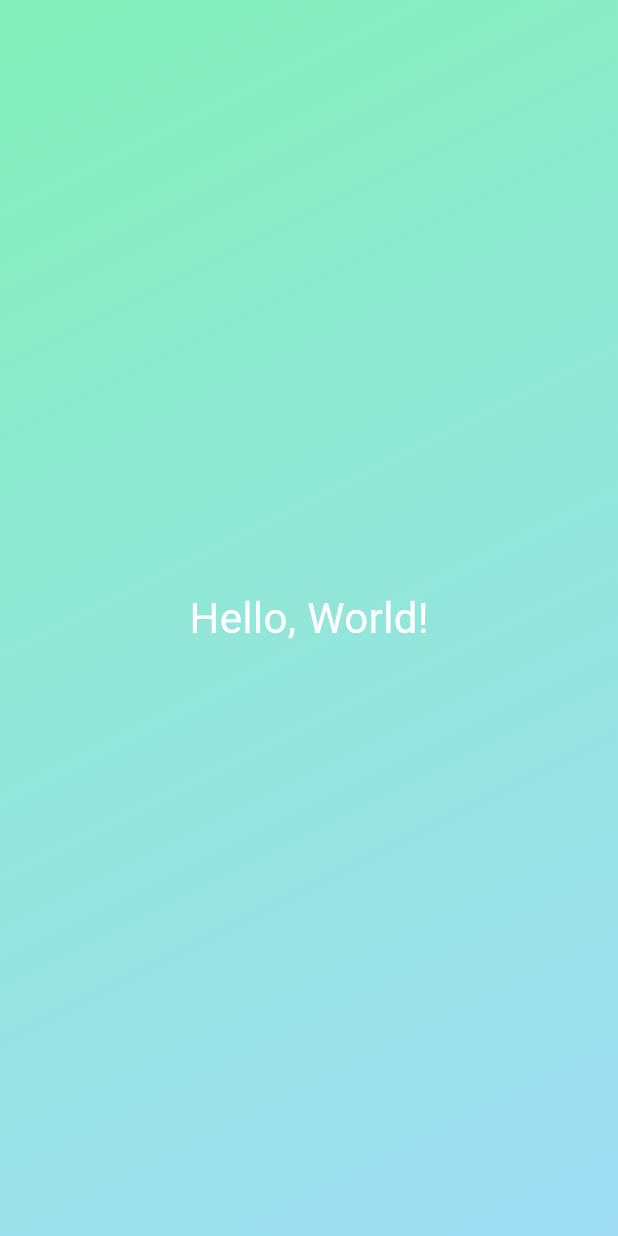
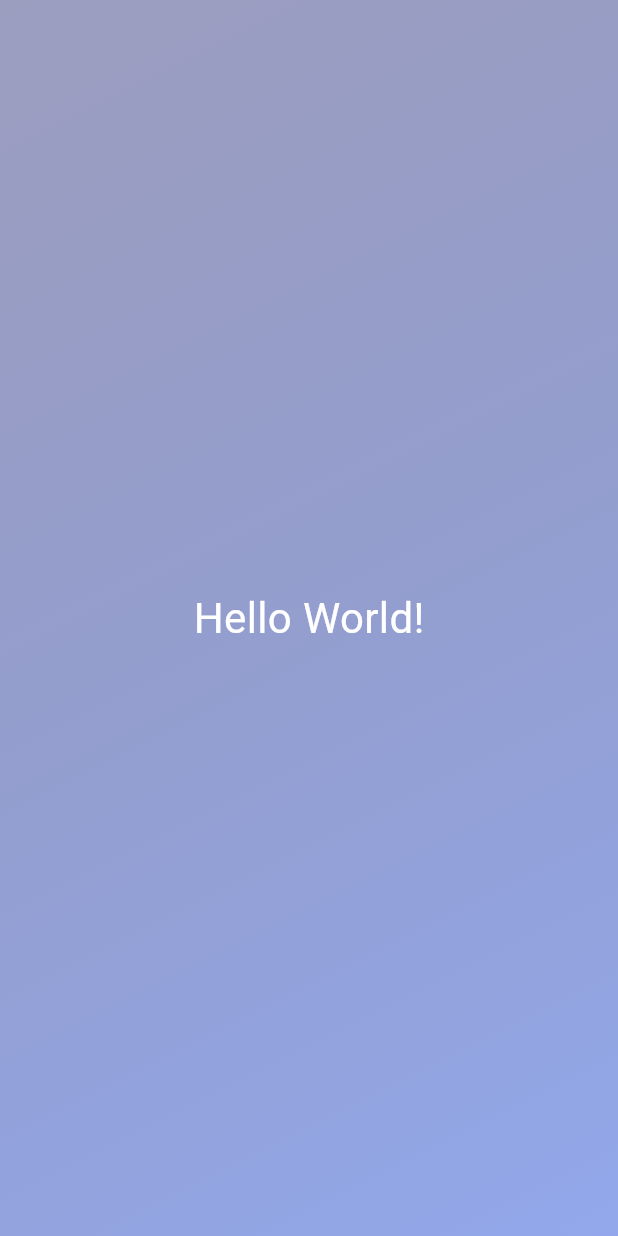
Before and after one commit to ayanesato/flutter_projects, a Flutter app: the screen it shows after launch, on a phone screen of 412 x 824 dp. Run offline on Flutter 3.47's test engine with Material 3 defaults, Android fonts, the light colour scheme and no system bars.

Commit message:
43まで

```diff
--- a/first_app/lib/gradient_container.dart
+++ b/first_app/lib/gradient_container.dart
@@ -1,23 +1,54 @@
 import 'package:flutter/material.dart';
 import 'package:first_app/styled_text.dart';
 
+const startAlignment = Alignment.topLeft;
+const endAlignment = Alignment.bottomRight;
+
 class GradientContainer extends StatelessWidget {
-  const GradientContainer({super.key});
+  const GradientContainer(this.color1, this.color2, {super.key});
+
+  final Color color1;
+  final Color color2;
+
+  @override
+  Widget build(context) {
+    return Container(
+        decoration: BoxDecoration(
+            gradient: LinearGradient(
+              colors: [color1, color2],
+              begin: startAlignment,
+              end: endAlignment,
+            )
+        ),
+        child: const Center(
+          child:StyledText("Hello World!"),
+        )
+    );
+  }
+}
+
+
+/*
+class GradientContainer extends StatelessWidget {
+  const GradientContainer({super.key, required this.colors});
+
+  final List<Color> colors;
+
     @override
     Widget build(context) {
       return Container(
-          decoration: const BoxDecoration(
+          decoration: BoxDecoration(
               gradient: LinearGradient(
-                colors: [
-                  Color.fromARGB(255, 132, 241, 188),
-                  Color.fromARGB(235, 151, 218, 243)
-                ],
-                begin: Alignment.topLeft,
-                end: Alignment.bottomRight,
-              )),
+                colors: colors,
+                begin: startAlignment,
+                end: endAlignment,
+              )
+          ),
           child: const Center(
               child:StyledText(),
       )
       );
     }
 }
+
+*/
--- a/first_app/lib/main.dart
+++ b/first_app/lib/main.dart
@@ -5,7 +5,8 @@ void main() {
   runApp(
       const MaterialApp(
     home: Scaffold(
-      body:GradientContainer()
+      body:GradientContainer(Color.fromARGB(100, 5, 21, 94),
+          Color.fromARGB(152, 73, 114, 222)),
     ),
   ));
 }
--- a/first_app/lib/styled_text.dart
+++ b/first_app/lib/styled_text.dart
@@ -1,13 +1,15 @@
 import 'package:flutter/material.dart';
 
 class StyledText extends StatelessWidget {
-const StyledText({super.key});
+const StyledText(this.text,  {super.key});
+
+final String text;
 
 @override
 Widget build(context) {
-  return const Text(
-      "Hello, World!",
-      style: TextStyle(
+  return Text(
+      text,
+      style: const TextStyle(
         fontSize: 28,
         color: Colors.white,
       )
```
